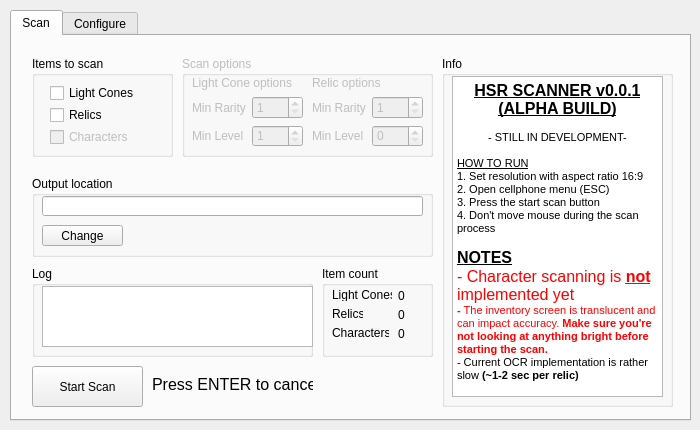
Above: src/ui/hsr_scanner.ui from kel-z/HSR-Scanner before the change. Below: the same form after it.
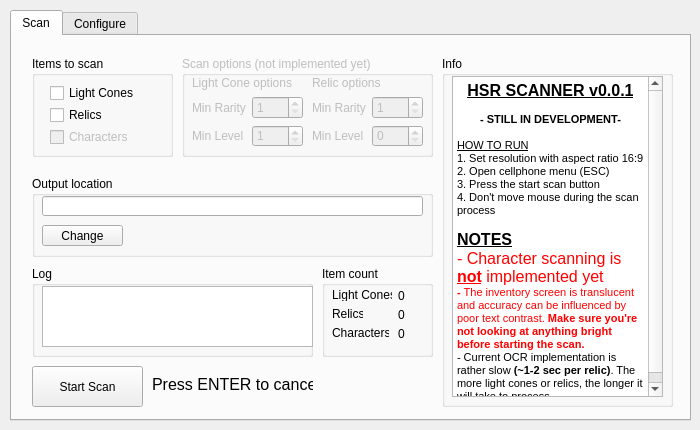
That is the form after the change.

Diff of the .ui file:
```diff
--- a/src/ui/hsr_scanner.ui
+++ b/src/ui/hsr_scanner.ui
@@ -220,7 +220,7 @@
        </rect>
       </property>
       <property name="title">
-       <string>Scan options</string>
+       <string>Scan options (not implemented yet)</string>
       </property>
       <widget class="QWidget" name="formLayoutWidget_2">
        <property name="geometry">
@@ -403,9 +403,9 @@
 &lt;html&gt;&lt;head&gt;&lt;meta name=&quot;qrichtext&quot; content=&quot;1&quot; /&gt;&lt;style type=&quot;text/css&quot;&gt;
 p, li { white-space: pre-wrap; }
 &lt;/style&gt;&lt;/head&gt;&lt;body style=&quot; font-family:'MS Shell Dlg 2'; font-size:8.25pt; font-weight:400; font-style:normal;&quot;&gt;
-&lt;p align=&quot;center&quot; style=&quot; margin-top:0px; margin-bottom:0px; margin-left:0px; margin-right:0px; -qt-block-indent:0; text-indent:0px;&quot;&gt;&lt;span style=&quot; font-size:12pt; font-weight:600; text-decoration: underline;&quot;&gt;HSR SCANNER v0.0.1 (ALPHA BUILD)&lt;/span&gt;&lt;/p&gt;
+&lt;p align=&quot;center&quot; style=&quot; margin-top:0px; margin-bottom:0px; margin-left:0px; margin-right:0px; -qt-block-indent:0; text-indent:0px;&quot;&gt;&lt;span style=&quot; font-size:12pt; font-weight:600; text-decoration: underline;&quot;&gt;HSR SCANNER v0.0.1&lt;/span&gt;&lt;/p&gt;
 &lt;p style=&quot;-qt-paragraph-type:empty; margin-top:0px; margin-bottom:0px; margin-left:0px; margin-right:0px; -qt-block-indent:0; text-indent:0px;&quot;&gt;&lt;br /&gt;&lt;/p&gt;
-&lt;p align=&quot;center&quot; style=&quot; margin-top:0px; margin-bottom:0px; margin-left:0px; margin-right:0px; -qt-block-indent:0; text-indent:0px;&quot;&gt;- STILL IN DEVELOPMENT-&lt;/p&gt;
+&lt;p align=&quot;center&quot; style=&quot; margin-top:0px; margin-bottom:0px; margin-left:0px; margin-right:0px; -qt-block-indent:0; text-indent:0px;&quot;&gt;&lt;span style=&quot; font-weight:600;&quot;&gt;- STILL IN DEVELOPMENT-&lt;/span&gt;&lt;/p&gt;
 &lt;p align=&quot;center&quot; style=&quot;-qt-paragraph-type:empty; margin-top:0px; margin-bottom:0px; margin-left:0px; margin-right:0px; -qt-block-indent:0; text-indent:0px;&quot;&gt;&lt;br /&gt;&lt;/p&gt;
 &lt;p style=&quot; margin-top:0px; margin-bottom:0px; margin-left:0px; margin-right:0px; -qt-block-indent:0; text-indent:0px;&quot;&gt;&lt;span style=&quot; text-decoration: underline;&quot;&gt;HOW TO RUN&lt;/span&gt;&lt;/p&gt;
 &lt;p style=&quot; margin-top:0px; margin-bottom:0px; margin-left:0px; margin-right:0px; -qt-block-indent:0; text-indent:0px;&quot;&gt;&lt;span style=&quot; font-size:8pt;&quot;&gt;1. Set resolution with aspect ratio 16:9&lt;/span&gt;&lt;/p&gt;
@@ -415,8 +415,8 @@
 &lt;p style=&quot;-qt-paragraph-type:empty; margin-top:0px; margin-bottom:0px; margin-left:0px; margin-right:0px; -qt-block-indent:0; text-indent:0px; font-size:8pt;&quot;&gt;&lt;br /&gt;&lt;/p&gt;
 &lt;p style=&quot; margin-top:0px; margin-bottom:0px; margin-left:0px; margin-right:0px; -qt-block-indent:0; text-indent:0px;&quot;&gt;&lt;span style=&quot; font-size:12pt; font-weight:600; text-decoration: underline;&quot;&gt;NOTES&lt;/span&gt;&lt;/p&gt;
 &lt;p style=&quot; margin-top:0px; margin-bottom:0px; margin-left:0px; margin-right:0px; -qt-block-indent:0; text-indent:0px;&quot;&gt;&lt;span style=&quot; font-size:12pt; color:#ff0000;&quot;&gt;- Character scanning is &lt;/span&gt;&lt;span style=&quot; font-size:12pt; font-weight:600; text-decoration: underline; color:#ff0000;&quot;&gt;not&lt;/span&gt;&lt;span style=&quot; font-size:12pt; color:#ff0000;&quot;&gt; implemented yet&lt;/span&gt;&lt;/p&gt;
-&lt;p style=&quot; margin-top:0px; margin-bottom:0px; margin-left:0px; margin-right:0px; -qt-block-indent:0; text-indent:0px;&quot;&gt;&lt;span style=&quot; font-size:8pt; font-weight:600; color:#ff0000;&quot;&gt;- &lt;/span&gt;&lt;span style=&quot; font-size:8pt; color:#ff0000;&quot;&gt;The inventory screen is translucent and can impact accuracy. &lt;/span&gt;&lt;span style=&quot; font-size:8pt; font-weight:600; color:#ff0000;&quot;&gt;Make sure you're not looking at anything bright before starting the scan.&lt;/span&gt;&lt;/p&gt;
-&lt;p style=&quot; margin-top:0px; margin-bottom:0px; margin-left:0px; margin-right:0px; -qt-block-indent:0; text-indent:0px;&quot;&gt;- Current OCR implementation is rather slow &lt;span style=&quot; font-weight:600;&quot;&gt;(~1-2 sec per relic)&lt;/span&gt;&lt;/p&gt;&lt;/body&gt;&lt;/html&gt;</string>
+&lt;p style=&quot; margin-top:0px; margin-bottom:0px; margin-left:0px; margin-right:0px; -qt-block-indent:0; text-indent:0px;&quot;&gt;&lt;span style=&quot; font-size:8pt; font-weight:600; color:#ff0000;&quot;&gt;- &lt;/span&gt;&lt;span style=&quot; font-size:8pt; color:#ff0000;&quot;&gt;The inventory screen is translucent and accuracy can be influenced by poor text contrast. &lt;/span&gt;&lt;span style=&quot; font-size:8pt; font-weight:600; color:#ff0000;&quot;&gt;Make sure you're not looking at anything bright before starting the scan.&lt;/span&gt;&lt;/p&gt;
+&lt;p style=&quot; margin-top:0px; margin-bottom:0px; margin-left:0px; margin-right:0px; -qt-block-indent:0; text-indent:0px;&quot;&gt;- Current OCR implementation is rather slow &lt;span style=&quot; font-weight:600;&quot;&gt;(~1-2 sec per relic)&lt;/span&gt;. The more light cones or relics, the longer it will take to process.&lt;/p&gt;&lt;/body&gt;&lt;/html&gt;</string>
        </property>
       </widget>
      </widget>
```
Left out of the diff: 2 changed lines with no effect on the pictures.
